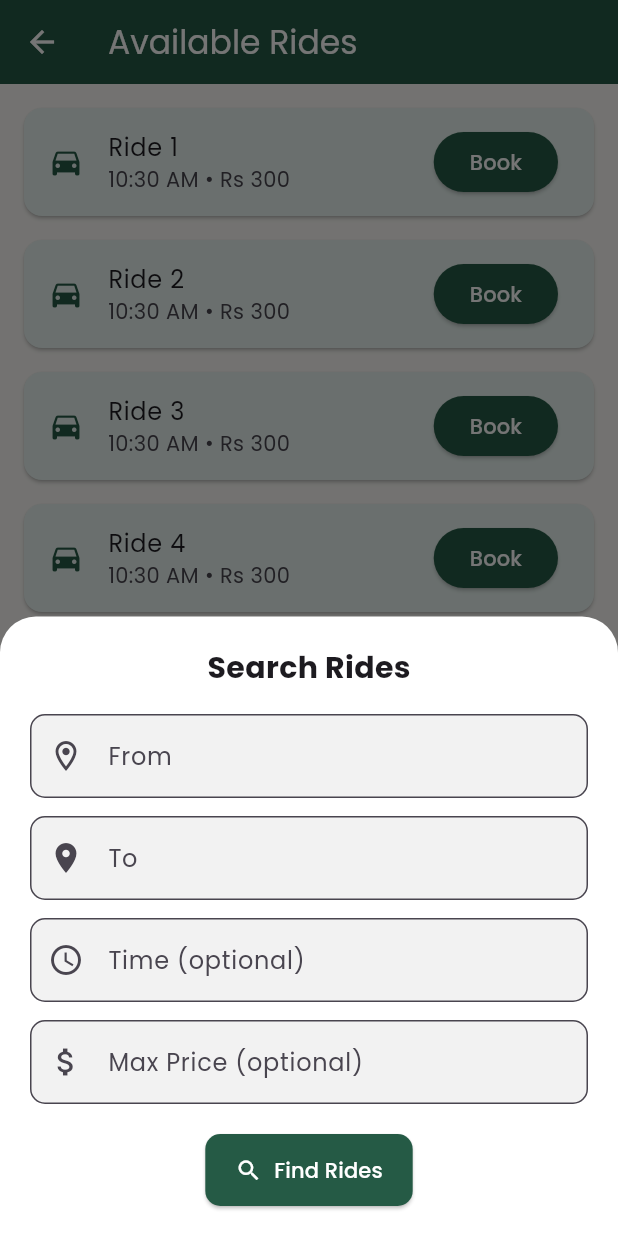
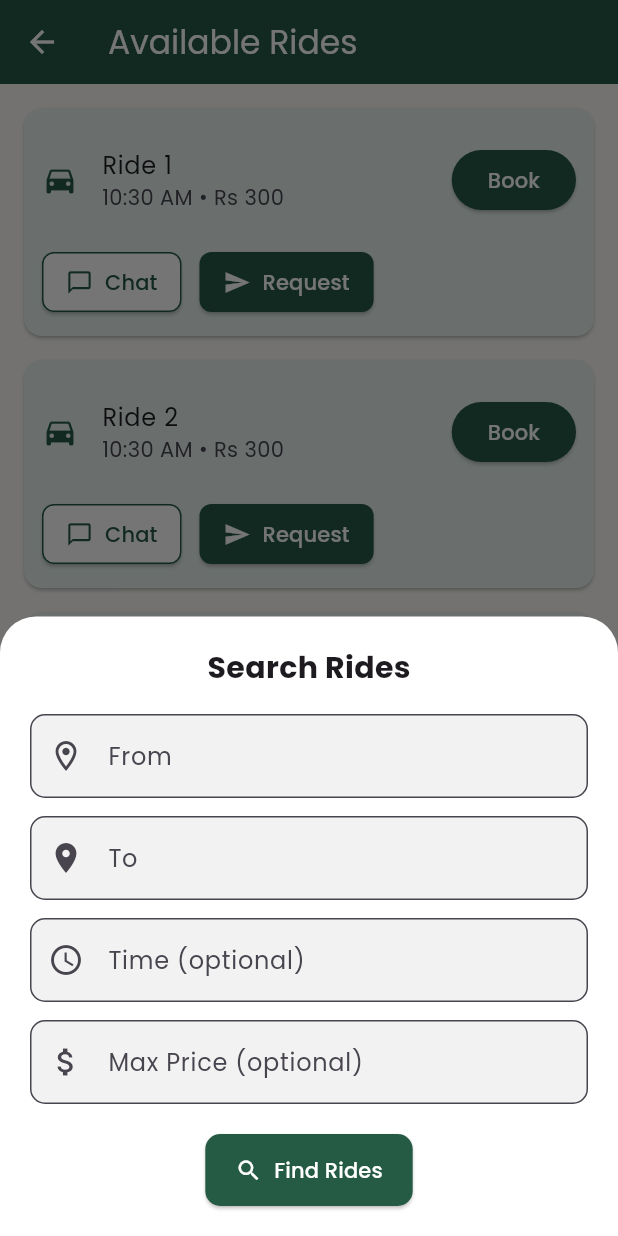
Before and after one commit to alibassam24/Carpool, a Flutter app: the RidesScreen screen opened directly, after a tap on "Search", on a phone screen of 412 x 824 dp. Run offline on Flutter 3.47's test engine with Material 3 defaults, Android fonts, the phone set to English and light mode, and no system bars; our stand-ins replace get, google_fonts, shared_preferences; accounts and stored records are empty.

Commit message:
messages, rides

```diff
--- a/lib/screens/rider/rides_screen.dart
+++ b/lib/screens/rider/rides_screen.dart
@@ -1,5 +1,7 @@
 import 'package:flutter/material.dart';
+import '/services/chat_service.dart';
 
+List<Map<String, dynamic>> chats = ChatService().getAllChats();
 class RidesScreen extends StatefulWidget {
   const RidesScreen({super.key});
 
@@ -166,24 +168,91 @@ class _RidesScreenState extends State<RidesScreen> {
           controller: _scrollController,
           padding: const EdgeInsets.all(16),
           itemCount: _rides.length + (_hasMore ? 1 : 0),
+
 itemBuilder: (context, index) {
   if (index < _rides.length) {
+    final rideTitle = _rides[index];
+    final driverName = "Driver ${index + 1}"; // Simulated driver name
+
     return Card(
       color: const Color(0xFFE6F2EF),
       margin: const EdgeInsets.only(bottom: 16),
-                shape: RoundedRectangleBorder(
-                    borderRadius: BorderRadius.circular(12)),
-                child: ListTile(
-                  leading:
-                      const Icon(Icons.directions_car, color: Color(0xFF255A45)),
-                  title: Text(_rides[index]),
+      shape: RoundedRectangleBorder(borderRadius: BorderRadius.circular(12)),
+      child: Padding(
+        padding: const EdgeInsets.all(12),
+        child: Column(
+          crossAxisAlignment: CrossAxisAlignment.start,
+          children: [
+            ListTile(
+              contentPadding: EdgeInsets.zero,
+              leading: const Icon(Icons.directions_car, color: Color(0xFF255A45)),
+              title: Text(rideTitle),
               subtitle: const Text("10:30 AM • Rs 300"),
               trailing: ElevatedButton(
-                    onPressed: () {},
+                onPressed: () {
+                  // Book ride (future logic)
+                },
                 style: ElevatedButton.styleFrom(
                   backgroundColor: const Color(0xFF255A45),
                 ),
                 child: const Text("Book", style: TextStyle(color: Colors.white)),
+              ),
+            ),
+            const SizedBox(height: 8),
+            Row(
+              children: [
+                ElevatedButton.icon(
+                  onPressed: () {
+                    try {
+                      ChatService().startChatWith(driverName);
+                      ScaffoldMessenger.of(context).showSnackBar(
+                        SnackBar(content: Text("Chat started with $driverName")),
+                      );
+                    } catch (e) {
+                      ScaffoldMessenger.of(context).showSnackBar(
+                        SnackBar(content: Text("Failed to start chat: $e")),
+                      );
+                    }
+                  },
+                  style: ElevatedButton.styleFrom(
+                    backgroundColor: Colors.white,
+                    foregroundColor: const Color(0xFF255A45),
+                    side: const BorderSide(color: Color(0xFF255A45)),
+                    shape: RoundedRectangleBorder(
+                      borderRadius: BorderRadius.circular(8),
+                    ),
+                    padding: const EdgeInsets.symmetric(horizontal: 16, vertical: 10),
+                  ),
+                  icon: const Icon(Icons.chat_bubble_outline),
+                  label: const Text("Chat"),
+                ),
+                const SizedBox(width: 12),
+                ElevatedButton.icon(
+                  onPressed: () {
+                    try {
+                      ScaffoldMessenger.of(context).showSnackBar(
+                        const SnackBar(content: Text("Join request sent")),
+                      );
+                    } catch (e) {
+                      ScaffoldMessenger.of(context).showSnackBar(
+                        SnackBar(content: Text("Error: $e")),
+                      );
+                    }
+                  },
+                  style: ElevatedButton.styleFrom(
+                    backgroundColor: const Color(0xFF255A45),
+                    foregroundColor: Colors.white,
+                    shape: RoundedRectangleBorder(
+                      borderRadius: BorderRadius.circular(8),
+                    ),
+                    padding: const EdgeInsets.symmetric(horizontal: 16, vertical: 10),
+                  ),
+                  icon: const Icon(Icons.send),
+                  label: const Text("Request"),
+                ),
+              ],
+            ),
+          ],
         ),
       ),
     );
@@ -194,6 +263,7 @@ class _RidesScreenState extends State<RidesScreen> {
     );
   }
 },
+// item builder
         ),
       ),
       floatingActionButton: FloatingActionButton.extended(
--- /dev/null
+++ b/lib/services/chat_service.dart
@@ -0,0 +1,30 @@
+class ChatService {
+  static final ChatService _instance = ChatService._internal();
+
+  factory ChatService() => _instance;
+
+  ChatService._internal();
+
+  final List<Map<String, dynamic>> chats = [];
+
+  void startChatWith(String name, {bool isDriver = true}) {
+    try {
+      final existing = chats.firstWhere((chat) => chat['name'] == name, orElse: () => {});
+      if (existing.isNotEmpty) return;
+
+      chats.add({
+        'name': name,
+        'lastMessage': 'You started a chat',
+        'time': 'Now',
+        'unread': 0,
+        'userType': isDriver ? 'Driver' : 'Passenger',
+        'status': 'online',
+        'archived': false,
+      });
+    } catch (e) {
+      print('Error starting chat: $e');
+    }
+  }
+
+  List<Map<String, dynamic>> getAllChats() => chats;
+}
```
Also changed, not shown: lib/screens/rider/messages_screen.dart (+63 -7 lines). Lines whose indentation alone changed are shown as unchanged.
